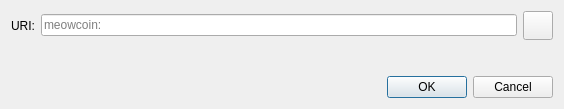
The window that src/qt/forms/openuridialog.ui (Telestai-Project/telestai) describes before a commit, drawn with Qt 5.
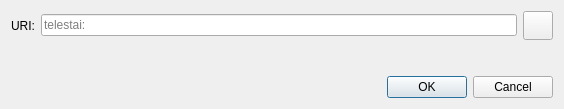
The same window after the commit. Icons and pictures are not drawn. Custom widgets are drawn as their Qt base class.

Commit message:
branding: TLS units, modern app icon, and Meowcoin UI cleanup
Replace MEWC display units with TLS, ship the gold Telestai squircle icon, switch payment URIs to telestai:, and scrub user-facing Meowcoin/MEWC strings in Qt and RPC help. Also fix CMake to reference script_P2SH_tests.cpp so tests configure on case-sensitive filesystems.

The edit to the form file:
```diff
--- a/src/qt/forms/openuridialog.ui
+++ b/src/qt/forms/openuridialog.ui
@@ -26,7 +26,7 @@
      <item>
       <widget class="QValidatedLineEdit" name="uriEdit">
        <property name="placeholderText">
-        <string notr="true">meowcoin:</string>
+        <string notr="true">telestai:</string>
        </property>
       </widget>
      </item>
```
Left out of the diff: 2 changed lines with no effect on the pictures. The commit also changes 102 other files.
